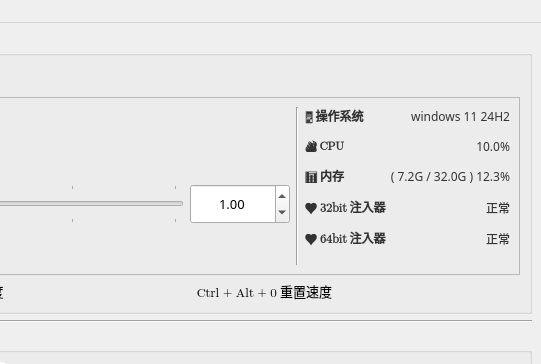
zxlhhyccc/OpenSpeedy, file mainwindow.ui: the form before one commit; both pictures show x 483 to 1024 and y 0 to 364 of the 1024 by 768 pixel window.
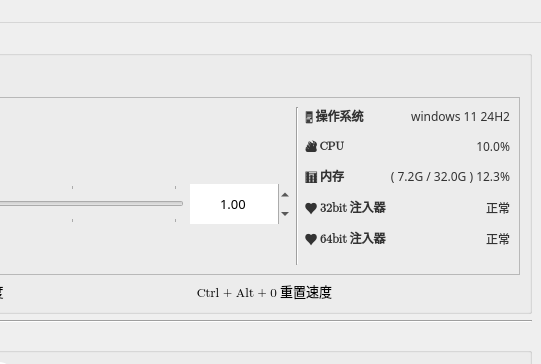
The form after the commit.

The edit to the form file:
```diff
--- a/mainwindow.ui
+++ b/mainwindow.ui
@@ -364,6 +364,9 @@
               <property name="wrapping">
                <bool>false</bool>
               </property>
+              <property name="frame">
+               <bool>false</bool>
+              </property>
               <property name="alignment">
                <set>Qt::AlignCenter</set>
               </property>
```
Left out of the diff: 8 changed lines with no effect on the pictures.
